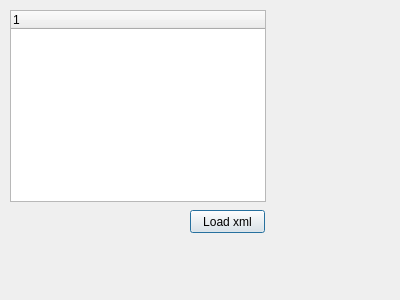
Oozenthor/zRunes, file runes.ui: the form before one commit.
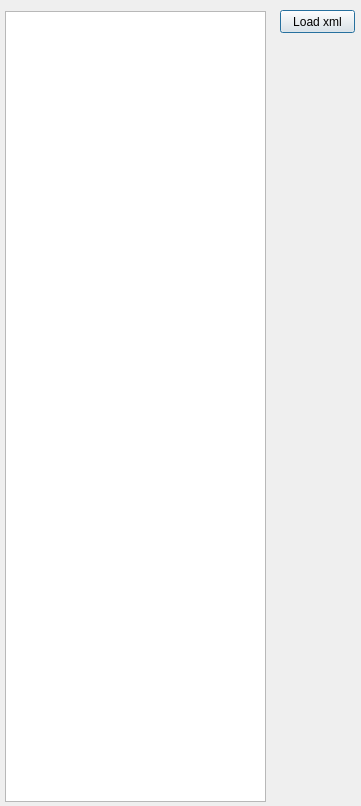
The form after the commit.

```diff
--- a/runes.ui
+++ b/runes.ui
@@ -6,33 +6,18 @@
    <rect>
     <x>0</x>
     <y>0</y>
-    <width>400</width>
-    <height>300</height>
+    <width>361</width>
+    <height>806</height>
    </rect>
   </property>
   <property name="windowTitle">
    <string>Runes</string>
   </property>
-  <widget class="QTreeWidget" name="treeWidget">
-   <property name="geometry">
-    <rect>
-     <x>10</x>
-     <y>10</y>
-     <width>256</width>
-     <height>192</height>
-    </rect>
-   </property>
-   <column>
-    <property name="text">
-     <string notr="true">1</string>
-    </property>
-   </column>
-  </widget>
   <widget class="QPushButton" name="loadButton">
    <property name="geometry">
     <rect>
-     <x>190</x>
-     <y>210</y>
+     <x>280</x>
+     <y>10</y>
      <width>75</width>
      <height>23</height>
     </rect>
@@ -41,6 +26,16 @@
     <string>Load xml</string>
    </property>
   </widget>
+  <widget class="QTextBrowser" name="textBrowser">
+   <property name="geometry">
+    <rect>
+     <x>5</x>
+     <y>11</y>
+     <width>261</width>
+     <height>791</height>
+    </rect>
+   </property>
+  </widget>
  </widget>
  <layoutdefault spacing="6" margin="11"/>
  <resources/>
```
